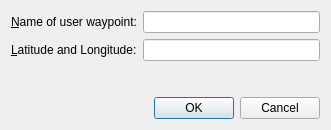
Qt form src/route/userwaypointdialog.ui (albar965/littlenavmap) before a commit.
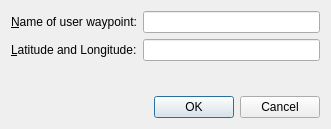
The same form after that commit.

Commit message: Updated dialog tooltip for coordinate formats.

Diff of the .ui file:
```diff
--- a/src/route/userwaypointdialog.ui
+++ b/src/route/userwaypointdialog.ui
@@ -7,7 +7,7 @@
     <x>0</x>
     <y>0</y>
     <width>331</width>
-    <height>130</height>
+    <height>129</height>
    </rect>
   </property>
   <property name="windowTitle">
```
Left out of the diff: 22 changed lines with no effect on the pictures. The commit also changes 1 other file.
